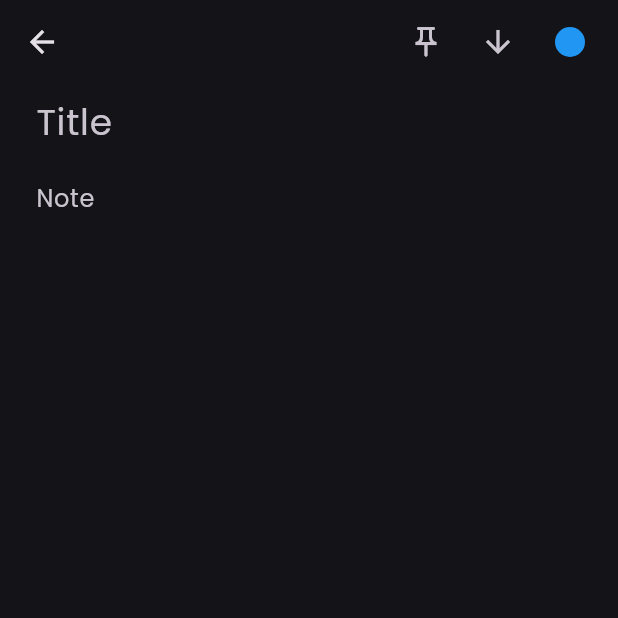
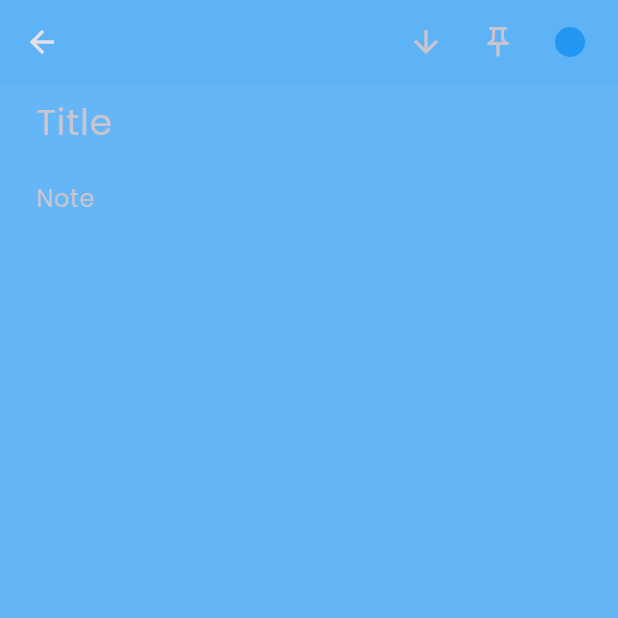
Before and after one commit to Rang-Rang/note-app, a Flutter app: the screen it shows after launch, scrolled down 576 dp, after a tap on the "add" icon, on a phone screen of 412 x 824 dp, the top half of it. Run offline on Flutter 3.47's test engine with Material 3 defaults, Android fonts, the phone set to English and light mode, and no system bars.

Commit message:
update color

```diff
--- a/lib/main.dart
+++ b/lib/main.dart
@@ -16,6 +16,7 @@ class MyApp extends StatelessWidget {
       valueListenable: isDarkNotifier,
       builder: (context, value, child) {
         return MaterialApp(
+          title: AppStrings.appName,
           theme: ThemeData(
             useMaterial3: true,
             fontFamily: 'Poppins',
--- a/lib/src/res/notifier.dart
+++ b/lib/src/res/notifier.dart
@@ -34,7 +34,7 @@ final List<Color> lightModeColors = [
   Colors.blue,
   Colors.green,
   Colors.orange,
-  Colors.purple,
+  const Color.fromARGB(255, 220, 31, 254),
   Colors.red,
   Colors.teal,
   Colors.cyan,
@@ -44,7 +44,7 @@ final List<Color> lightModeColors = [
 ];
 
 final List<Color> darkModeColors = [
-  Colors.blueGrey,
+  const Color.fromARGB(255, 2, 171, 255),
   Colors.cyan,
   Colors.deepPurple,
   Colors.greenAccent,
--- a/lib/src/views/pages/create_note_page.dart
+++ b/lib/src/views/pages/create_note_page.dart
@@ -78,16 +78,33 @@ class _CreateNotePageState extends State<CreateNotePage> {
 
   @override
   Widget build(BuildContext context) {
+    return ValueListenableBuilder<int>(
+      valueListenable: avatarColorIndexNotifier,
+      builder: (context, index, child) {
+        final currentColorList =
+            isDarkNotifier.value ? darkModeColors : lightModeColors;
+
+        Color backgroundColor = currentColorList[index];
+        Color appBar = currentColorList[index];
+
         return Scaffold(
-      body: Builder(
-        builder: (BuildContext context) {
-          return Scaffold(
+          backgroundColor: backgroundColor.withValues(alpha: 0.7),
           appBar: AppBar(
+            backgroundColor: appBar.withValues(alpha: 0.1),
             actions: [
               Padding(
                 padding: const EdgeInsets.only(right: 8.0),
                 child: Row(
                   children: [
+                    IconButton(
+                      onPressed: _scrollToPosition,
+                      icon: ValueListenableBuilder(
+                        valueListenable: scrollButtonIcon,
+                        builder: (context, icon, child) {
+                          return icon;
+                        },
+                      ),
+                    ),
                     ValueListenableBuilder(
                       valueListenable: isPin,
                       builder: (context, value, child) {
@@ -98,15 +115,6 @@ class _CreateNotePageState extends State<CreateNotePage> {
                           icon: pin,
                         );
                       },
-                      ),
-                      IconButton(
-                        onPressed: _scrollToPosition,
-                        icon: ValueListenableBuilder(
-                          valueListenable: scrollButtonIcon,
-                          builder: (context, icon, child) {
-                            return icon;
-                          },
-                        ),
                     ),
                     IconButton(
                       onPressed: _changeAvatarColor,
@@ -135,6 +143,7 @@ class _CreateNotePageState extends State<CreateNotePage> {
             padding: const EdgeInsets.symmetric(horizontal: 24),
             child: SingleChildScrollView(
               controller: _scrollController,
+              child: Container(
                 child: Column(
                   children: [
                     TextFormField(
@@ -158,9 +167,9 @@ class _CreateNotePageState extends State<CreateNotePage> {
                 ),
               ),
             ),
+          ),
         );
       },
-      ),
     );
   }
 }
--- a/lib/src/views/widget_tree.dart
+++ b/lib/src/views/widget_tree.dart
@@ -67,16 +67,27 @@ class _WidgetTreeState extends State<WidgetTree> {
       ),
       appBar: AppBar(
         actions: [
+          IconButton(
+            onPressed: _scrollToPosition,
+            icon: ValueListenableBuilder(
+              valueListenable: scrollButtonIconHome,
+              builder: (context, icon, child) {
+                return icon;
+              },
+            ),
+          ),
           Padding(
             padding: const EdgeInsets.only(right: 4.0),
-            child: IconButton(
-              onPressed: _scrollToPosition,
-              icon: ValueListenableBuilder(
-                valueListenable: scrollButtonIconHome,
-                builder: (context, icon, child) {
-                  return icon;
-                },
-              ),
+            child: ValueListenableBuilder(
+              valueListenable: isListViews,
+              builder: (context, value, child) {
+                return IconButton(
+                  onPressed: () {
+                    isListViews.value = !isListViews.value;
+                  },
+                  icon: listViews,
+                );
+              },
             ),
           ),
         ],
```
Also changed, not shown: 1 other file. Lines whose indentation alone changed are shown as unchanged.
